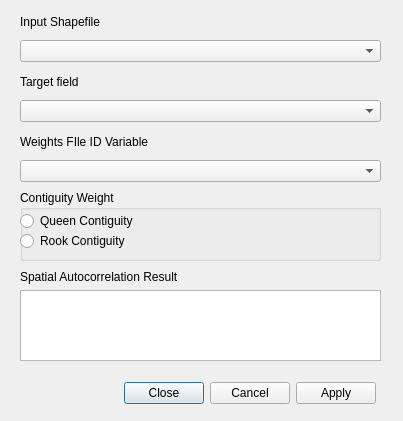
Qt form tools/localMoran.ui (sjsrey/pysal-qgis) before a commit.
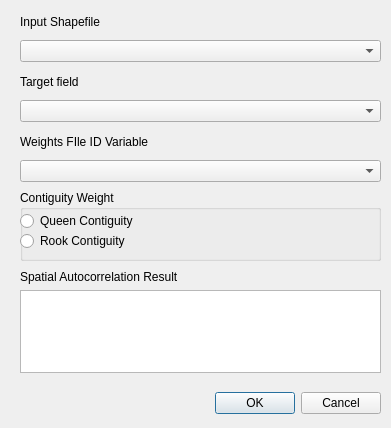
The same form after that commit.

Commit message: Final Local Moran?

```diff
--- a/tools/localMoran.ui
+++ b/tools/localMoran.ui
@@ -6,8 +6,8 @@
    <rect>
     <x>0</x>
     <y>0</y>
-    <width>403</width>
-    <height>421</height>
+    <width>391</width>
+    <height>428</height>
    </rect>
   </property>
   <property name="windowTitle">
@@ -16,8 +16,8 @@
   <widget class="QDialogButtonBox" name="buttonBox">
    <property name="geometry">
     <rect>
-     <x>105</x>
-     <y>380</y>
+     <x>110</x>
+     <y>390</y>
      <width>271</width>
      <height>27</height>
     </rect>
@@ -26,7 +26,7 @@
     <enum>Qt::Horizontal</enum>
    </property>
    <property name="standardButtons">
-    <set>QDialogButtonBox::Apply|QDialogButtonBox::Cancel|QDialogButtonBox::Close</set>
+    <set>QDialogButtonBox::Cancel|QDialogButtonBox::Ok</set>
    </property>
   </widget>
   <widget class="QWidget" name="layoutWidget">
@@ -79,7 +79,7 @@
      <x>20</x>
      <y>270</y>
      <width>361</width>
-     <height>91</height>
+     <height>103</height>
     </rect>
    </property>
    <layout class="QVBoxLayout" name="VLayout_5">
```
The commit also changes 3 other files.
